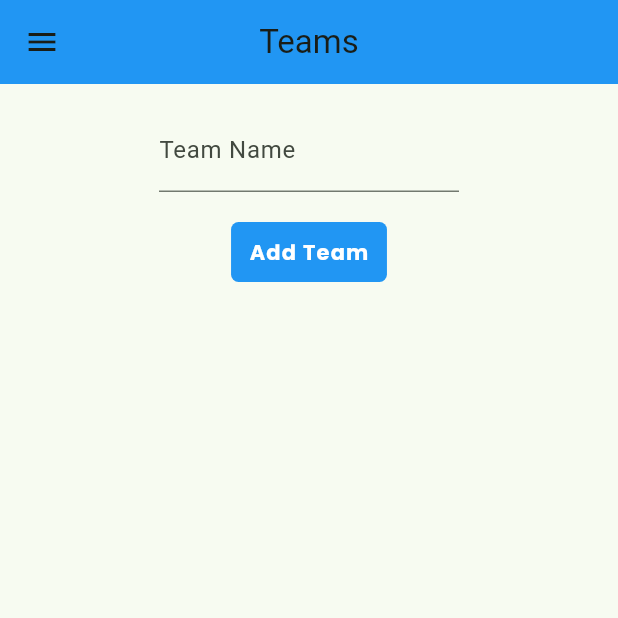
After one commit to walliscode/Eremos, a Flutter app: the Teams screen opened directly, after a tap on "Add Team", on a phone screen of 412 x 824 dp, the top half of it. The commit adds this screen. Run offline on Flutter 3.47's test engine with Material 3 defaults, Android fonts, the phone set to English and light mode, and no system bars; our stand-ins replace cloud_firestore, firebase_auth, firebase_core, firebase_storage, flutter_riverpod, google_fonts; accounts and stored records are empty.

Commit message:
added basic teams page

```diff
--- /dev/null
+++ b/eremos/lib/screens/teams/teams.dart
@@ -0,0 +1,96 @@
+// this page will allow us to see current teams
+// create and delete teams
+// open a team to add or remove members
+
+import 'package:cloud_firestore/cloud_firestore.dart';
+import 'package:eremos/shared/base_app_bar.dart';
+import 'package:eremos/shared/navigation_drawer.dart';
+import 'package:eremos/shared/styled_button.dart';
+import 'package:flutter/material.dart';
+
+class Teams extends StatefulWidget {
+  const Teams({super.key});
+
+  @override
+  State<Teams> createState() => _TeamsState();
+}
+
+class _TeamsState extends State<Teams> {
+  // controllers
+  final TextEditingController _teamNameController = TextEditingController();
+
+  // store an instance of Firestore
+  final FirebaseFirestore _db = FirebaseFirestore.instance;
+  List<Map<String, dynamic>> teams = [];
+
+  // get all teams from Firestore
+  Future<void> getTeams() async {
+    // define query for all teams
+    // note to self: await always returns a Future, equally you need await to define a type as a future
+
+    _db.collection("teams").get().then((QuerySnapshot querySnapShot) {
+      for (var doc in querySnapShot.docs) {
+        final data = doc.data() as Map<String, dynamic>;
+        teams.add(data);
+      }
+    }, onError: (e) => print("Error getting teams: $e"));
+  }
+
+  // add Team to Firestore
+  // this should take in a team name from a text field and have a submit button
+
+  Future<void> addTeam(String teamName) async {
+    // define the team to be added
+    final Map<String, dynamic> team = {'name': teamName, 'members': []};
+    // add the team to Firestore
+    _db.collection("teams").add(team);
+  }
+
+  @override
+  Widget build(BuildContext context) {
+    return Scaffold(
+      appBar: BaseAppBar(titleText: "Teams"),
+      drawer: NavDrawer(),
+      body: Column(
+        children: [
+          // create a list view of teams, with each team being a button that navigates to the team page
+          ListView.builder(
+            shrinkWrap: true,
+            itemCount: teams.length,
+            itemBuilder: (BuildContext context, int index) {
+              return ListTile(
+                title: Text(teams[index]['name']),
+                onTap: () {
+                  // navigate to team page
+                },
+              );
+            },
+          ),
+          const SizedBox(height: 16.0),
+
+          // add team button
+          SizedBox(
+            width: 200.0,
+            child: TextFormField(
+              controller: _teamNameController,
+              decoration: const InputDecoration(labelText: 'Team Name'),
+            ),
+          ),
+
+          const SizedBox(height: 16.0),
+
+          // submit button
+          StyledButton(
+            onPressed: () async {
+              await addTeam(_teamNameController.text.trim());
+              setState(() {
+                _teamNameController.clear();
+              });
+            },
+            child: const StyledButtonText("Add Team"),
+          ),
+        ],
+      ),
+    );
+  }
+}
--- a/eremos/lib/shared/navigation_drawer.dart
+++ b/eremos/lib/shared/navigation_drawer.dart
@@ -3,6 +3,7 @@
 
 import 'package:eremos/screens/home/home.dart';
 import 'package:eremos/screens/puzzles/puzzles.dart';
+import 'package:eremos/screens/teams/teams.dart';
 import 'package:flutter/material.dart';
 
 // create a destination class to hold the title and navigation route
@@ -18,6 +19,7 @@ class NavDrawer extends StatelessWidget {
   static final List<Destination> allDestinations = <Destination>[
     Destination(title: 'Home', destination: WelcomeScreen()),
     Destination(title: 'Puzzles', destination: PuzzleScreen()),
+    Destination(title: 'Teams', destination: Teams()),
   ];
 
   const NavDrawer({super.key});
```
Also changed, not shown: eremos/firebase.json, 1 other file.
